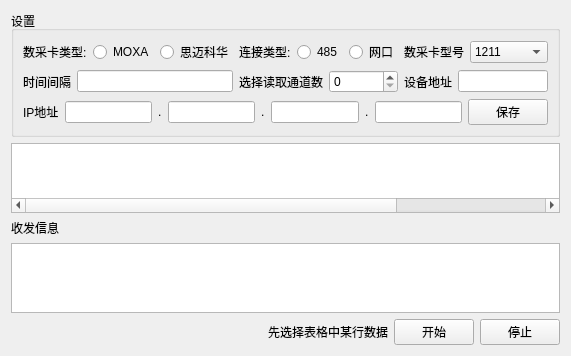
Before: the Qt Designer form IOCardTool/daqset.ui in LiBang0613/IOCardTool, drawn with Qt 5.
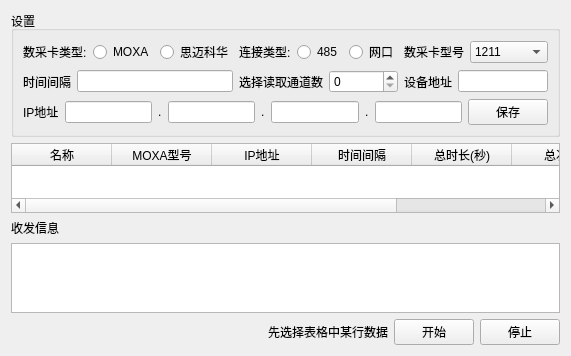
After: the same form once the commit is applied.

Commit message: 显示表头

```diff
--- a/IOCardTool/daqset.ui
+++ b/IOCardTool/daqset.ui
@@ -312,7 +312,7 @@
       <enum>Qt::SolidLine</enum>
      </property>
      <attribute name="horizontalHeaderVisible">
-      <bool>false</bool>
+      <bool>true</bool>
      </attribute>
      <attribute name="horizontalHeaderCascadingSectionResizes">
       <bool>false</bool>
```
